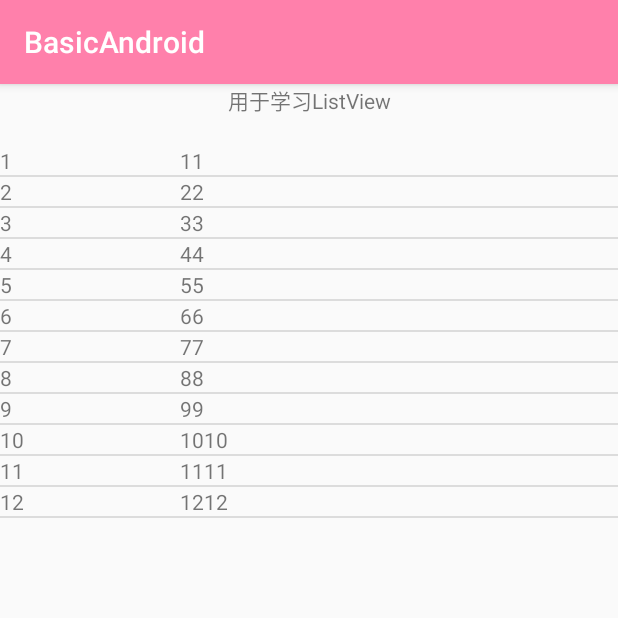
After one commit to Haoqiang-chen/BasicAndroid, an Android app: the ListViewActivity screen opened directly, with no data from a screen before it, on a phone screen of 412 x 824 dp, the top half of it. The commit adds this screen. Run offline under Robolectric (Android 15) with nearby library versions, the phone set to English and light mode, and no system bars; pictures from the network do not load.

Commit message:
添加ListView示例

```diff
--- a/app/src/main/AndroidManifest.xml
+++ b/app/src/main/AndroidManifest.xml
@@ -1,7 +1,6 @@
 <?xml version="1.0" encoding="utf-8"?>
 <manifest xmlns:android="http://schemas.android.com/apk/res/android"
     package="cc.aiknow.basicandroid">
-
     <!-- INTERNET是普通权限 -->
     <uses-permission android:name="android.permission.INTERNET" /> <!-- 以下是危险权限需要动态申请 -->
     <uses-permission android:name="android.permission.SEND_SMS" />
@@ -14,8 +13,7 @@
         android:roundIcon="@mipmap/ic_launcher_round"
         android:supportsRtl="true"
         android:theme="@style/AppTheme">
-
-
+        <activity android:name=".androidlistview.ListViewActivity"></activity>
         <activity android:name=".androidstore.StoreActivity" />
         <activity android:name=".androidarch.ArchActivity" />
         <activity android:name=".androidretrofit.RetrofitActivity" />
@@ -53,12 +51,14 @@
             android:name=".androidservice.MyMessengerBindService"
             android:enabled="true"
             android:exported="false" />
-        <service android:name=".androidsaveprocess.JobSchedulerService"
-            android:permission="android.permission.BIND_JOB_SERVICE"/>
+        <service
+            android:name=".androidsaveprocess.JobSchedulerService"
+            android:permission="android.permission.BIND_JOB_SERVICE" />
 
         <activity android:name=".androidproceethread.ProcessAndThreadActivity" />
         <activity android:name=".androidservice.ServiceActivity" />
-        <activity android:name=".MainActivity"
+        <activity
+            android:name=".MainActivity"
             android:excludeFromRecents="false">
             <intent-filter>
                 <action android:name="android.intent.action.MAIN" />
--- a/app/src/main/java/cc/aiknow/basicandroid/MainActivity.java
+++ b/app/src/main/java/cc/aiknow/basicandroid/MainActivity.java
@@ -25,6 +25,7 @@ import cc.aiknow.basicandroid.androidactivity.AndroidActivity;
 import cc.aiknow.basicandroid.androidarch.ArchActivity;
 import cc.aiknow.basicandroid.androidbroadcast.BroadcastActivity;
 import cc.aiknow.basicandroid.androidfragment.MyFragmentActivity;
+import cc.aiknow.basicandroid.androidlistview.ListViewActivity;
 import cc.aiknow.basicandroid.androidproceethread.ProcessAndThreadActivity;
 import cc.aiknow.basicandroid.androidrecyclerview.MainRecyclerViewAdapter;
 import cc.aiknow.basicandroid.androidrecyclerview.MainRecyclerViewItemTouchHelper;
@@ -95,6 +96,7 @@ public class MainActivity extends AppCompatActivity implements RecyclerViewItemC
             add("Retrofit");
             add("AndroidArch");
             add("AndroidStore");
+            add("ListView");
 
         }};
         itemDataBase = new HashMap<String, Class<?>>(){{
@@ -108,6 +110,7 @@ public class MainActivity extends AppCompatActivity implements RecyclerViewItemC
             put("Retrofit", RetrofitActivity.class);
             put("AndroidArch", ArchActivity.class);
             put("AndroidStore", StoreActivity.class);
+            put("ListView", ListViewActivity.class);
         }};
     }
 
--- /dev/null
+++ b/app/src/main/java/cc/aiknow/basicandroid/androidlistview/ListViewActivity.java
@@ -0,0 +1,47 @@
+package cc.aiknow.basicandroid.androidlistview;
+
+import androidx.appcompat.app.AppCompatActivity;
+
+import android.os.Bundle;
+import android.widget.ListView;
+
+import java.util.ArrayList;
+import java.util.List;
+
+import cc.aiknow.basicandroid.R;
+
+public class ListViewActivity extends AppCompatActivity {
+
+    private ListView listView;
+    private ListViewAdatpter listViewAdatpter;
+    private List<Person> dataSet;
+
+    @Override
+    protected void onCreate(Bundle savedInstanceState) {
+        super.onCreate(savedInstanceState);
+        setContentView(R.layout.activity_list_view);
+        initDataSet();
+        initView();
+    }
+
+    private void initView() {
+        listView = findViewById(R.id.listView);
+        listViewAdatpter = new ListViewAdatpter(dataSet, this);
+        listView.setAdapter(listViewAdatpter);
+    }
+    private void initDataSet() {
+        dataSet = new ArrayList<>();
+        dataSet.add(new Person("1", "11"));
+        dataSet.add(new Person("2", "22"));
+        dataSet.add(new Person("3", "33"));
+        dataSet.add(new Person("4", "44"));
+        dataSet.add(new Person("5", "55"));
+        dataSet.add(new Person("6", "66"));
+        dataSet.add(new Person("7", "77"));
+        dataSet.add(new Person("8", "88"));
+        dataSet.add(new Person("9", "99"));
+        dataSet.add(new Person("10", "1010"));
+        dataSet.add(new Person("11", "1111"));
+        dataSet.add(new Person("12", "1212"));
+    }
+}
--- /dev/null
+++ b/app/src/main/java/cc/aiknow/basicandroid/androidlistview/ListViewAdatpter.java
@@ -0,0 +1,74 @@
+package cc.aiknow.basicandroid.androidlistview;
+
+import android.content.Context;
+import android.view.LayoutInflater;
+import android.view.View;
+import android.view.ViewGroup;
+import android.widget.BaseAdapter;
+import android.widget.TextView;
+
+import java.util.List;
+
+import cc.aiknow.basicandroid.R;
+
+/**
+ * ListView的适配器
+ * 必须重写以下四个方法：
+ * getCount:表示适配器表示的数据集的大小
+ * getItem：根据该位置对应的数据集中的数据项
+ * getItemId：获取该位置上数据项的ID
+ * getView：
+ * @author chen
+ * @version 1.0
+ * @since 2019-09-06 16:42
+ */
+public class ListViewAdatpter extends BaseAdapter {
+    private List<Person> dataSet;
+    private Context context;
+
+    ListViewAdatpter(List<Person> dataSet, Context context) {
+        this.dataSet = dataSet;
+        this.context =context;
+    }
+    @Override
+    public int getCount() {
+        return dataSet.size();
+    }
+
+    @Override
+    public Object getItem(int position) {
+        return null;
+    }
+
+    @Override
+    public long getItemId(int position) {
+        return position;
+    }
+
+    // 三个参数分别是
+    // view所希望的数据项再数据集中的位置
+    // 被重用的View
+    // 该view最终被填充的父布局
+    @Override
+    public View getView(int position, View convertView, ViewGroup parent) {
+        // ListView的优化
+        ViewHolder viewHolder;
+        if (convertView == null) {
+            convertView = LayoutInflater.from(context).inflate(R.layout.listview_item, parent, false);
+            viewHolder = new ViewHolder();
+            viewHolder.name = convertView.findViewById(R.id.itemName);
+            viewHolder.des = convertView.findViewById(R.id.itemDes);
+            convertView.setTag(viewHolder);
+        } else {
+            viewHolder = (ViewHolder) convertView.getTag();
+        }
+        viewHolder.name.setText(dataSet.get(position).getName());
+        viewHolder.des.setText(dataSet.get(position).getDes());
+        return convertView;
+    }
+
+    // 设计成静态类是为了在Adapter加载时初始化ViewHolder类，该类只需要初始化一次即可
+    static class ViewHolder {
+        TextView name, des;
+    }
+}
--- /dev/null
+++ b/app/src/main/java/cc/aiknow/basicandroid/androidlistview/Person.java
@@ -0,0 +1,25 @@
+package cc.aiknow.basicandroid.androidlistview;
+
+/**
+ * ListView的数据类
+ * @author chen
+ * @version 1.0
+ * @since 2019-09-07 10:02
+ */
+public class Person {
+    private String name;
+    private String des;
+
+    Person(String nane, String des) {
+        this.name = nane;
+        this.des =des;
+    }
+
+    public String getDes() {
+        return des;
+    }
+
+    public String getName() {
+        return name;
+    }
+}
--- /dev/null
+++ b/app/src/main/res/layout/activity_list_view.xml
@@ -0,0 +1,28 @@
+<?xml version="1.0" encoding="utf-8"?>
+<androidx.constraintlayout.widget.ConstraintLayout xmlns:android="http://schemas.android.com/apk/res/android"
+    xmlns:app="http://schemas.android.com/apk/res-auto"
+    xmlns:tools="http://schemas.android.com/tools"
+    android:layout_width="match_parent"
+    android:layout_height="match_parent"
+    tools:context=".androidlistview.ListViewActivity">
+
+    <TextView
+        android:id="@+id/listViewActivityDes"
+        android:layout_width="wrap_content"
+        android:layout_height="wrap_content"
+        app:layout_constraintStart_toStartOf="parent"
+        app:layout_constraintEnd_toEndOf="parent"
+        app:layout_constraintTop_toTopOf="parent"
+        android:text="用于学习ListView"/>
+
+    <ListView
+        android:id="@+id/listView"
+        android:layout_width="match_parent"
+        android:layout_height="0dp"
+        app:layout_constraintStart_toStartOf="parent"
+        app:layout_constraintEnd_toEndOf="parent"
+        app:layout_constraintTop_toBottomOf="@id/listViewActivityDes"
+        android:layout_marginTop="20dp"
+        app:layout_constraintBottom_toBottomOf="parent"/>
+
+</androidx.constraintlayout.widget.ConstraintLayout>
--- /dev/null
+++ b/app/src/main/res/layout/listview_item.xml
@@ -0,0 +1,23 @@
+<?xml version="1.0" encoding="utf-8"?>
+<androidx.constraintlayout.widget.ConstraintLayout xmlns:android="http://schemas.android.com/apk/res/android"
+    android:layout_width="match_parent"
+    android:layout_height="wrap_content"
+    xmlns:app="http://schemas.android.com/apk/res-auto"
+    xmlns:tools="http://schemas.android.com/tools">
+
+    <TextView
+        android:id="@+id/itemName"
+        android:layout_width="100dp"
+        android:layout_height="wrap_content"
+        app:layout_constraintStart_toStartOf="parent"
+        app:layout_constraintTop_toTopOf="parent"
+        tools:text="name"/>
+    <TextView
+        android:id="@+id/itemDes"
+        android:layout_width="wrap_content"
+        android:layout_height="wrap_content"
+        app:layout_constraintStart_toEndOf="@id/itemName"
+        android:layout_marginStart="20dp"
+        app:layout_constraintTop_toTopOf="parent"
+        tools:text="des"/>
+</androidx.constraintlayout.widget.ConstraintLayout>
```
